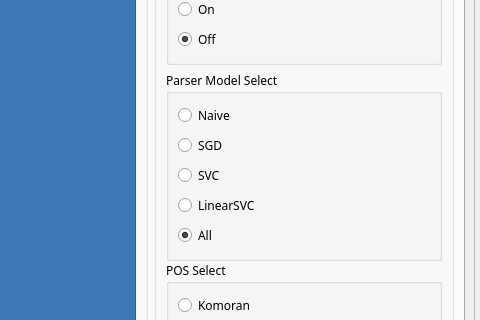
The window that bayesian_konlpy_sikitlearn/main_window5.ui (phou0215/myPython) describes before a commit, drawn with Qt 5; both pictures show x 794 to 1274 and y 339 to 659 of the 1274 by 905 pixel window.
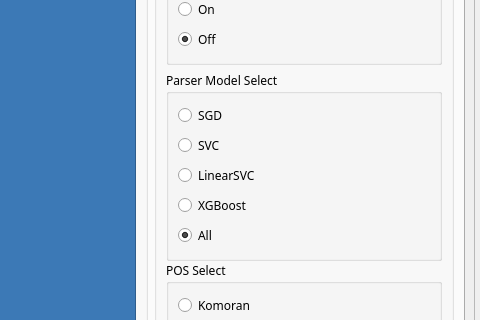
The same window after the commit. Icons and pictures are not drawn.

Commit message: 2021-06-24 MLearner/ appiumMethod/ runRenewal.spec 오전 수정사항 반영

What changed in the file:
```diff
--- a/bayesian_konlpy_sikitlearn/main_window5.ui
+++ b/bayesian_konlpy_sikitlearn/main_window5.ui
@@ -376,13 +376,6 @@
                   <string>Parser Model Select</string>
                  </property>
                  <layout class="QVBoxLayout" name="verticalLayout_13">
-                  <item>
-                   <widget class="QRadioButton" name="radioButton_naive">
-                    <property name="text">
-                     <string>Naive</string>
-                    </property>
-                   </widget>
-                  </item>
                   <item>
                    <widget class="QRadioButton" name="radioButton_sgd">
                     <property name="text">
@@ -404,6 +397,13 @@
                     </property>
                    </widget>
                   </item>
+                  <item>
+                   <widget class="QRadioButton" name="radioButton_xgboost">
+                    <property name="text">
+                     <string>XGBoost</string>
+                    </property>
+                   </widget>
+                  </item>
                   <item>
                    <widget class="QRadioButton" name="radioButton_all">
                     <property name="text">
```
